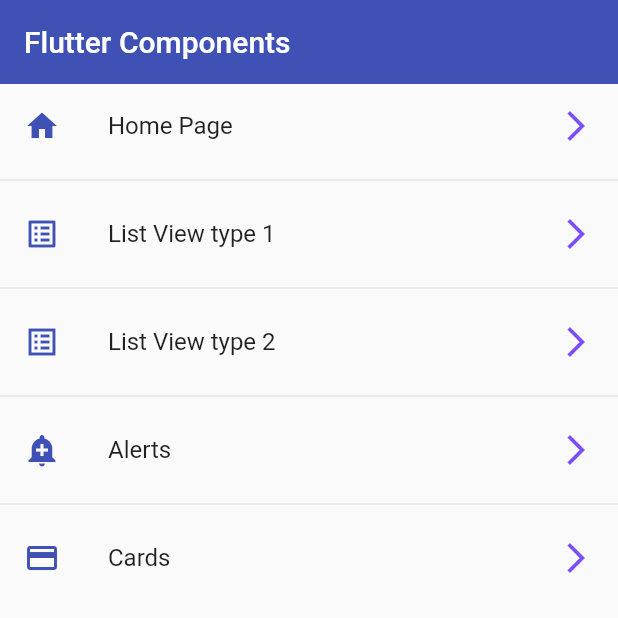
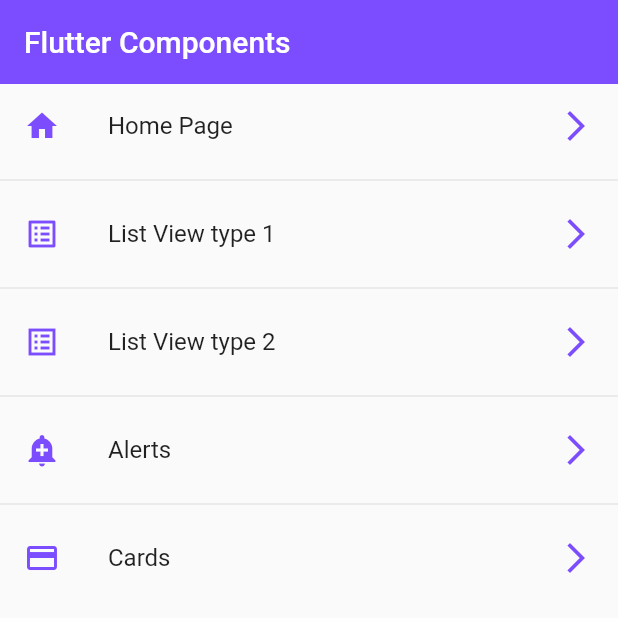
Before and after one commit to johnhaverh/componentsFlutter, a Flutter app: the screen it shows after launch, on a phone screen of 412 x 824 dp, the top half of it. Run offline on Flutter 3.47's test engine with Material 2 defaults, Android fonts, the phone set to English and light mode, and no system bars.

Commit message:
componentsflutter: apptheme:create -> main.dart & homepage:: update

```diff
--- a/lib/main.dart
+++ b/lib/main.dart
@@ -1,4 +1,5 @@
 import 'package:flutter/material.dart';
+import 'package:componentsflutter/themes/app_theme.dart';
 import 'package:componentsflutter/router/app_routes.dart';
 
 void main() => runApp(MyApp());
@@ -15,16 +16,7 @@
       initialRoute: AppRoutes.initialRoute,
       routes:AppRoutes.getAppRoutes(),
       onGenerateRoute: AppRoutes.onGenerateRoute,
-      theme: ThemeData.light().copyWith(
-        //Primary color
-        primaryColor: Colors.indigo,
-
-        //AppBar Theme
-        appBarTheme: AppBarTheme(
-          color: Colors.indigo,
-          elevation: 0
-        ),
-      ),
+      theme: AppTheme.lightTheme,
     );
   }
 }
--- a/lib/pages/home_page.dart
+++ b/lib/pages/home_page.dart
@@ -1,4 +1,5 @@
 import 'package:flutter/material.dart';
+import 'package:componentsflutter/themes/app_theme.dart';
 import 'package:componentsflutter/router/app_routes.dart';
 
 class HomePage extends StatelessWidget {
@@ -18,9 +19,9 @@
       body: ListView.separated(
         itemCount: AppRoutes.menuOptions.length,  //10, //superCars.length,
         itemBuilder: (context, index) => ListTile(  //itemBuilder: (context, index) => Text(superCars[index]),
-            leading: Icon(AppRoutes.menuOptions[index].iconRoute, color: Colors.indigo),//Icon(Icons.car_repair),
+            leading: Icon(AppRoutes.menuOptions[index].iconRoute, color: AppTheme.primary),//Icon(Icons.car_repair),
             title: Text(AppRoutes.menuOptions[index].name),//Text('Route name'),
-            trailing: Icon(Icons.arrow_forward_ios_outlined, color: Colors.deepPurpleAccent,),
+            trailing: Icon(Icons.arrow_forward_ios_outlined, color: AppTheme.primary,),
             onTap: () {
 
               //metodo 1 -- no muy optimo
--- /dev/null
+++ b/lib/themes/app_theme.dart
@@ -0,0 +1,32 @@
+import 'package:flutter/material.dart';
+
+class AppTheme{
+
+  static const Color primary = Colors.deepPurpleAccent;
+
+  static final ThemeData lightTheme = ThemeData.light().copyWith(
+
+    //Primary color
+    primaryColor: primary,
+
+    //AppBar Theme
+    appBarTheme: AppBarTheme(
+      color: primary,
+      elevation: 0
+    ),
+  );
+
+    static final ThemeData darkTheme = ThemeData.dark().copyWith(
+
+    //Primary color
+    primaryColor: primary,
+
+    //AppBar Theme
+    appBarTheme: AppBarTheme(
+      color: primary,
+      elevation: 0
+    ),
+
+    //scaffoldBackgroundColor: Colors.black,
+  );
+}
```
